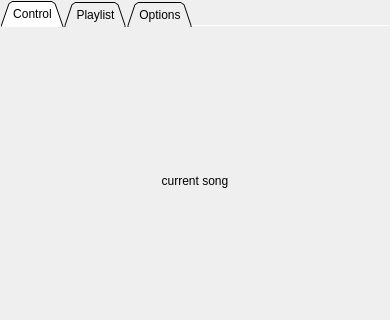
The window that mainwindow.ui (mwinkel/mpdControl) describes before a commit, drawn with Qt 5; both pictures show x 0 to 390 and y 0 to 320 of the 390 by 488 pixel window.
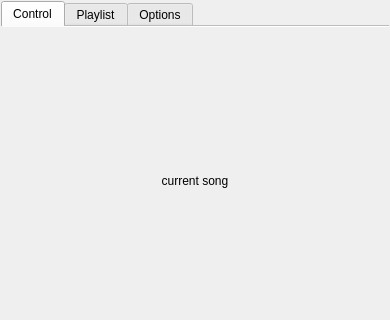
The same window after the commit.

Patch:
```diff
--- a/mainwindow.ui
+++ b/mainwindow.ui
@@ -30,7 +30,7 @@
        <enum>QTabWidget::North</enum>
       </property>
       <property name="tabShape">
-       <enum>QTabWidget::Triangular</enum>
+       <enum>QTabWidget::Rounded</enum>
       </property>
       <property name="currentIndex">
        <number>0</number>
```
Left out of the diff: 4 changed lines with no effect on the pictures.
